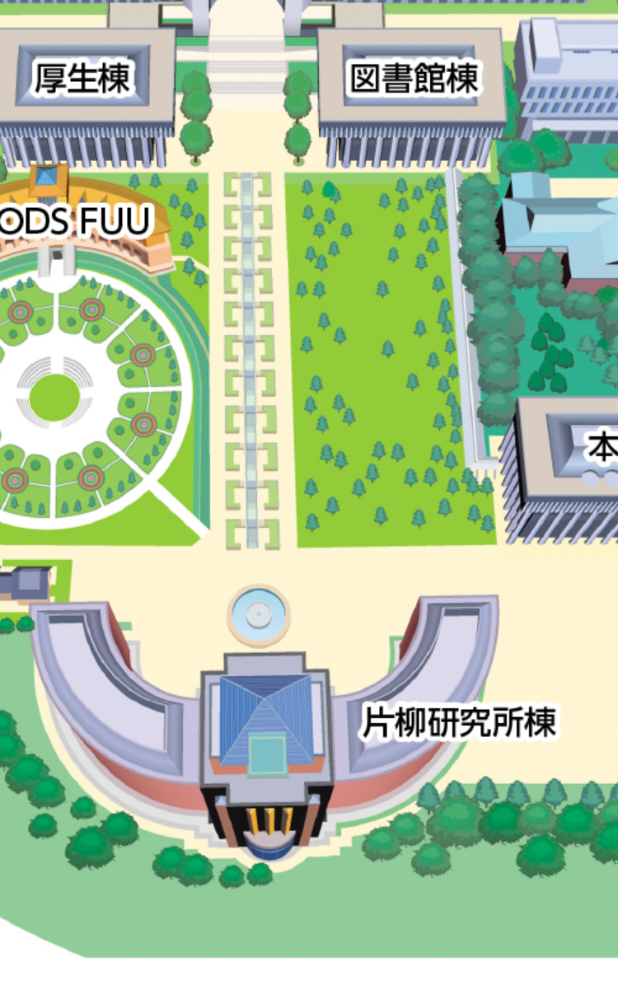
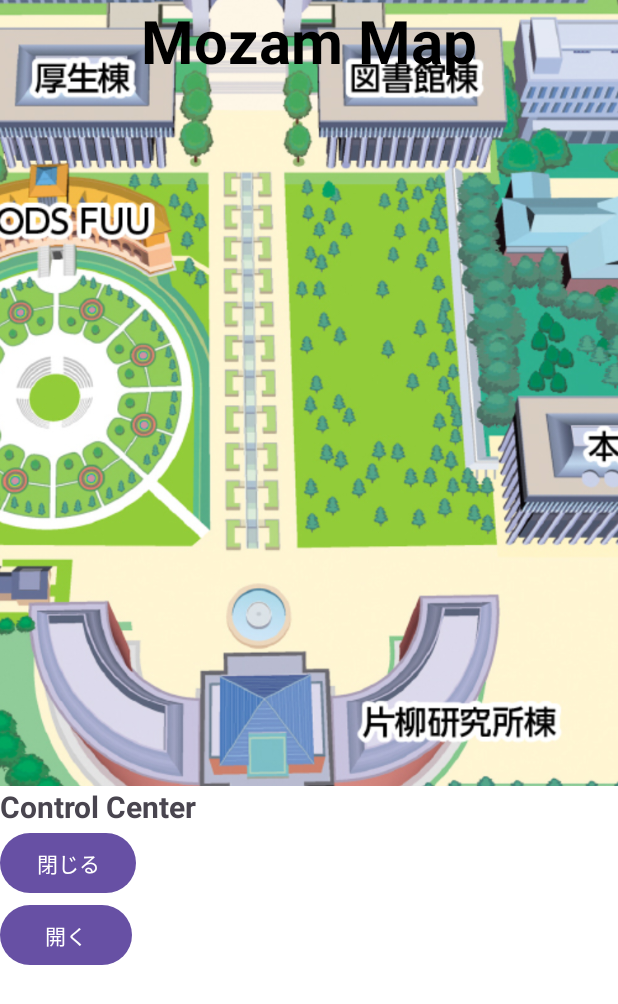
Before and after one commit to ebinogit/MozanMap, an Android app: the screen it shows after launch (MainActivity), on a phone screen of 412 x 824 dp. Shown: the top 1004 px of the screen. Run offline under Robolectric (Android 15) with nearby library versions, the phone set to English and light mode, and no system bars; 2 statements that could not run were skipped.

Commit message:
画像追加 画像スライド 画像拡大縮小（仮） ボタン追加（仮） テキスト追加（仮）

```diff
--- a/app/src/main/java/com/example/mozanmap/MainActivity.kt
+++ b/app/src/main/java/com/example/mozanmap/MainActivity.kt
@@ -3,17 +3,20 @@ package com.example.mozanmap
 import android.annotation.SuppressLint
 import android.view.MotionEvent
 import android.view.ScaleGestureDetector
+import android.os.Bundle
+import android.widget.LinearLayout
+import androidx.appcompat.app.AppCompatActivity
+import com.google.android.material.bottomsheet.BottomSheetBehavior
 import com.example.mozanmap.databinding.ActivityMainBinding
-import android.os.Bundle
-import androidx.appcompat.app.AppCompatActivity
 
 class MainActivity : AppCompatActivity() {
 
     private lateinit var binding: ActivityMainBinding
     private lateinit var scaleGestureDetector: ScaleGestureDetector
     private var scaleFactor = 1.0f
-    private var focusX = 0f
-    private var focusY = 0f
+    private var lastFocusX = 0f
+    private var lastFocusY = 0f
+    private lateinit var bottomSheetBehavior: BottomSheetBehavior<LinearLayout>
 
     @SuppressLint("ClickableViewAccessibility")
     override fun onCreate(savedInstanceState: Bundle?) {
@@ -21,14 +24,32 @@ class MainActivity : AppCompatActivity() {
         binding = ActivityMainBinding.inflate(layoutInflater)
         setContentView(binding.root)
 
+        // BottomSheetBehaviorの初期化
+        val bottomSheet = binding.bottomSheet
+        bottomSheetBehavior = BottomSheetBehavior.from(bottomSheet)
+
+        // BottomSheetの初期設定
+        bottomSheetBehavior.state = BottomSheetBehavior.STATE_HIDDEN
+
+        // Wi-FiボタンのクリックでBottomSheetを表示
+        binding.buttonWifi.setOnClickListener {
+            bottomSheetBehavior.state = BottomSheetBehavior.STATE_EXPANDED
+        }
+
+        // BluetoothボタンでBottomSheetを閉じる
+        binding.buttonBluetooth.setOnClickListener {
+            bottomSheetBehavior.state = BottomSheetBehavior.STATE_HIDDEN
+        }
+
+        // スケーリング機能の初期設定
         var dX = 0f
         var dY = 0f
 
-        // ScaleGestureDetectorの初期化
         scaleGestureDetector = ScaleGestureDetector(this, object : ScaleGestureDetector.SimpleOnScaleGestureListener() {
+
             override fun onScaleBegin(detector: ScaleGestureDetector): Boolean {
-                focusX = detector.focusX
-                focusY = detector.focusY
+                lastFocusX = detector.focusX
+                lastFocusY = detector.focusY
                 return true
             }
 
@@ -37,24 +58,18 @@ class MainActivity : AppCompatActivity() {
                 scaleFactor *= detector.scaleFactor
                 scaleFactor = scaleFactor.coerceIn(0.1f, 10.0f)
 
-                val focusXDelta = focusX - (binding.imageView.width / 2)
-                val focusYDelta = focusY - (binding.imageView.height / 2)
-
-                binding.imageView.pivotX = focusXDelta / previousScaleFactor
-                binding.imageView.pivotY = focusYDelta / previousScaleFactor
-
-                binding.imageView.scaleX = scaleFactor
-                binding.imageView.scaleY = scaleFactor
+                binding.imageView.apply {
+                    pivotX = detector.focusX
+                    pivotY = detector.focusY
+                    scaleX = scaleFactor
+                    scaleY = scaleFactor
+                }
 
                 return true
             }
-
-            override fun onScaleEnd(detector: ScaleGestureDetector) {
-                super.onScaleEnd(detector)
-                // ここで追加の位置調整を行うことができます
-            }
         })
 
+        // 画像のタッチリスナー設定
         binding.imageView.setOnTouchListener { view, event ->
             scaleGestureDetector.onTouchEvent(event)
             when (event.action) {
@@ -67,7 +82,7 @@ class MainActivity : AppCompatActivity() {
                         view.animate()
                             .x(event.rawX + dX)
                             .y(event.rawY + dY)
-                            .setDuration(0)
+                            .setDuration(10) // 短いがスムーズなアニメーション
                             .start()
                     }
                 }
--- a/app/src/main/res/layout/activity_main.xml
+++ b/app/src/main/res/layout/activity_main.xml
@@ -1,5 +1,5 @@
 <?xml version="1.0" encoding="utf-8"?>
-<androidx.constraintlayout.widget.ConstraintLayout xmlns:android="http://schemas.android.com/apk/res/android"
+<androidx.coordinatorlayout.widget.CoordinatorLayout xmlns:android="http://schemas.android.com/apk/res/android"
     xmlns:app="http://schemas.android.com/apk/res-auto"
     xmlns:tools="http://schemas.android.com/tools"
     android:id="@+id/main"
@@ -7,41 +7,58 @@
     android:layout_height="match_parent"
     tools:context=".MainActivity">
 
-    <TextView
-        android:layout_width="wrap_content"
-        android:layout_height="wrap_content"
-        android:text="ebi  "
-        app:layout_constraintBottom_toBottomOf="parent"
-        app:layout_constraintEnd_toEndOf="parent"
-        app:layout_constraintHorizontal_bias="0.5"
-        app:layout_constraintStart_toStartOf="parent"
-        app:layout_constraintTop_toTopOf="parent"
-        app:layout_constraintVertical_bias="0.5" />
-
     <ImageView
         android:id="@+id/imageView"
         android:layout_width="wrap_content"
         android:layout_height="wrap_content"
+        android:contentDescription="@null"
         android:scaleX="3"
         android:scaleY="3"
-        android:src="@drawable/mappu"
-        app:layout_constraintBottom_toBottomOf="parent"
-        app:layout_constraintEnd_toEndOf="parent"
-        app:layout_constraintHorizontal_bias="0.0"
-        app:layout_constraintStart_toStartOf="parent"
-        app:layout_constraintTop_toTopOf="parent"
-        app:layout_constraintVertical_bias="0.0" />
+        android:src="@drawable/map"
+        app:layout_behavior="@string/appbar_scrolling_view_behavior"
+        android:layout_gravity="center" />
 
-    <!--    <Button-->
-    <!--        android:id="@+id/button"-->
-    <!--        android:layout_width="135dp"-->
-    <!--        android:layout_height="42dp"-->
-    <!--        android:text="Button"-->
-    <!--        app:layout_constraintBottom_toBottomOf="parent"-->
-    <!--        app:layout_constraintEnd_toEndOf="parent"-->
-    <!--        app:layout_constraintHorizontal_bias="0.858"-->
-    <!--        app:layout_constraintStart_toStartOf="parent"-->
-    <!--        app:layout_constraintTop_toTopOf="parent"-->
-    <!--        app:layout_constraintVertical_bias="0.602" />-->
+    <TextView
+        android:id="@+id/text_view"
+        android:layout_width="250dp"
+        android:layout_height="50dp"
+        android:contentDescription="@null"
+        android:gravity="center"
+        android:text="Mozam Map"
+        android:textColor="#000000"
+        android:textSize="40sp"
+        android:textStyle="bold"
+        android:layout_gravity="top|center_horizontal" />
 
-</androidx.constraintlayout.widget.ConstraintLayout>
+    <!-- BottomSheetをCoordinatorLayoutの子として配置 -->
+    <LinearLayout
+        android:id="@+id/bottom_sheet"
+        android:layout_width="match_parent"
+        android:layout_height="300dp"
+        android:layout_gravity="bottom"
+        android:background="@android:color/white"
+        android:orientation="vertical"
+        app:behavior_hideable="true"
+        app:behavior_peekHeight="0dp"> <!-- layout_gravityをここで使用 -->
+
+        <TextView
+            android:layout_width="wrap_content"
+            android:layout_height="wrap_content"
+            android:text="Control Center"
+            android:textSize="20sp"
+            android:textStyle="bold" />
+
+        <Button
+            android:id="@+id/button_wifi"
+            android:layout_width="wrap_content"
+            android:layout_height="wrap_content"
+            android:text="閉じる" />
+
+        <Button
+            android:id="@+id/button_bluetooth"
+            android:layout_width="wrap_content"
+            android:layout_height="wrap_content"
+            android:text="開く" />
+    </LinearLayout>
+
+</androidx.coordinatorlayout.widget.CoordinatorLayout>
```
Also changed, not shown: app/src/main/res/drawable/map.jpg (renamed from app/src/main/res/drawable/mappu.jpg).
